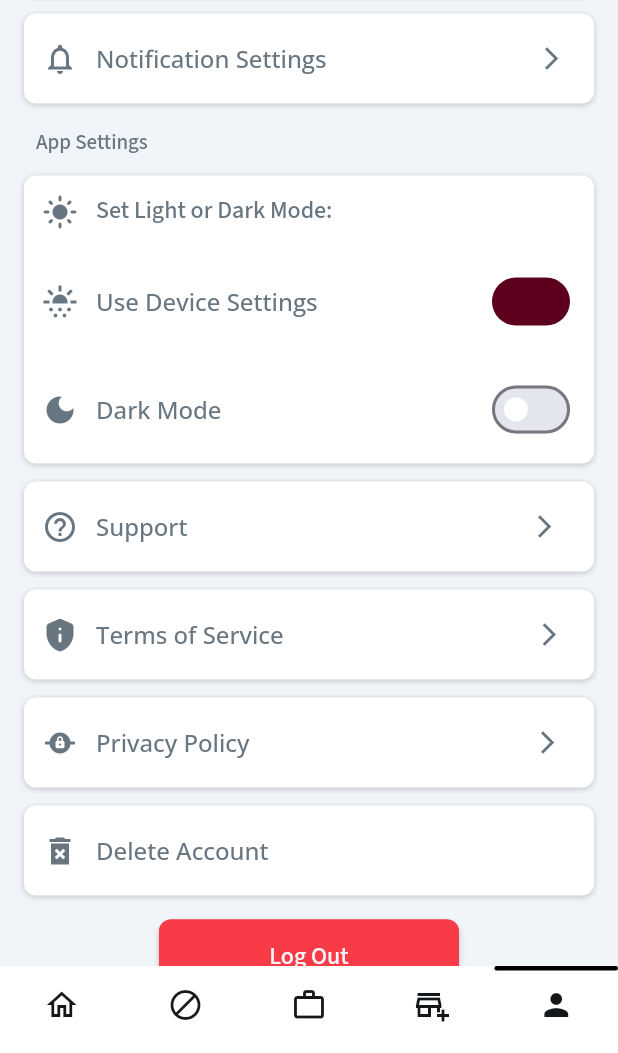
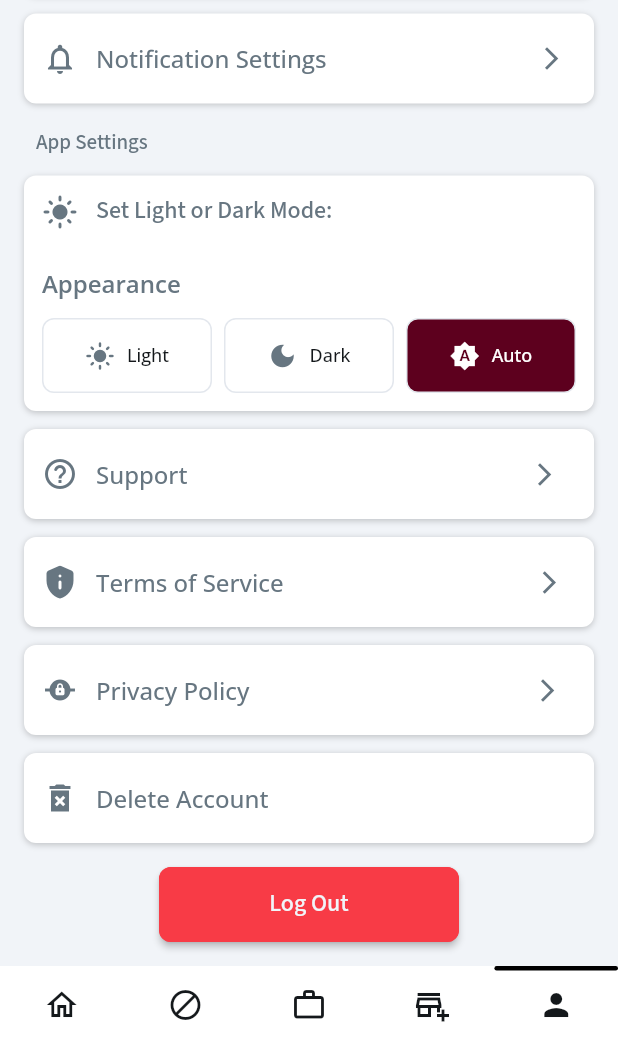
Before and after one commit to ismail-walsh/christian_economy, a Flutter app: the screen it shows once a user with an empty profile is signed in, item 5 of the bottom bar chosen, scrolled down 479 dp, on a phone screen of 412 x 824 dp, the part 183-1236 px from its top. Run offline on Flutter 3.47's test engine with Material 3 defaults, Android fonts, the phone set to English and light mode, and no system bars; drawn by our look-alikes of auto_size_text, flutter_animate; our stand-ins replace cached_network_image, cloud_firestore, dropdown_button2, easy_debounce, equatable, file_picker and 20 more; missing offline and left inert: json_path, mime_type, tutorial_coach_mark; accounts and stored records are empty; network calls fail.

Commit message:
feat: improve UX with better theme toggle and FAB styling
- Redesign theme toggle: Replace two confusing switches with three clear buttons (Light/Dark/Auto)
- Add "Appearance" section header for clarity
- Use segmented control style with icons and clear labels
- Swap FAB button colors back: primary background with white text
- Navbar tab indicator already uses theme-adaptive primaryText color
- My Business search button height already correct at 40.0

Co-Authored-By: Claude Sonnet 4.5 <noreply@anthropic.com>

```diff
--- a/lib/pages/my_businesses/my_businesses_widget.dart
+++ b/lib/pages/my_businesses/my_businesses_widget.dart
@@ -914,17 +914,17 @@ class _MyBusinessesWidgetState extends State<MyBusinessesWidget> {
                 }.withoutNulls,
               );
             },
-            backgroundColor: FlutterFlowTheme.of(context).secondaryBackground,
+            backgroundColor: FlutterFlowTheme.of(context).primary,
             icon: Icon(
               Icons.add_business,
-              color: FlutterFlowTheme.of(context).primaryText,
+              color: Colors.white,
               size: 24.0,
             ),
             label: Text(
               'Add Business',
               style: FlutterFlowTheme.of(context).bodyMedium.override(
                 font: GoogleFonts.sourceSans3(),
-                color: FlutterFlowTheme.of(context).primaryText,
+                color: Colors.white,
                 fontSize: 16.0,
                 letterSpacing: 0.0,
                 fontWeight: FontWeight.w500,
--- a/lib/pages/profile/profile_widget.dart
+++ b/lib/pages/profile/profile_widget.dart
@@ -841,175 +841,180 @@ class _ProfileWidgetState extends State<ProfileWidget>
                                   ],
                                 ),
                               ),
-                              Column(
-                                mainAxisSize: MainAxisSize.max,
+                              // Theme toggle - Three clear options
+                              Padding(
+                                padding: EdgeInsets.all(12.0),
+                                child: Column(
+                                  mainAxisSize: MainAxisSize.min,
+                                  crossAxisAlignment: CrossAxisAlignment.start,
                                   children: [
                                     Padding(
-                                    padding: EdgeInsets.all(12.0),
-                                    child: Row(
-                                      mainAxisSize: MainAxisSize.max,
-                                      children: [
-                                        Icon(
-                                          Icons.sunny_snowing,
-                                          color: FlutterFlowTheme.of(context)
-                                              .secondaryText,
-                                          size: 24.0,
-                                        ),
-                                        Padding(
-                                          padding:
-                                              EdgeInsetsDirectional.fromSTEB(
-                                                  12.0, 0.0, 0.0, 0.0),
+                                      padding: EdgeInsetsDirectional.fromSTEB(0.0, 0.0, 0.0, 12.0),
                                       child: Text(
-                                            'Use Device Settings',
-                                            style: FlutterFlowTheme.of(context)
-                                                .labelLarge
-                                                .override(
-                                                  font: GoogleFonts.openSans(
-                                                    fontWeight:
-                                                        FlutterFlowTheme.of(
-                                                                context)
-                                                            .labelLarge
-                                                            .fontWeight,
-                                                    fontStyle:
-                                                        FlutterFlowTheme.of(
-                                                                context)
-                                                            .labelLarge
-                                                            .fontStyle,
-                                                  ),
+                                        'Appearance',
+                                        style: FlutterFlowTheme.of(context).labelLarge.override(
+                                          font: GoogleFonts.openSans(),
                                           letterSpacing: 0.0,
-                                                  fontWeight:
-                                                      FlutterFlowTheme.of(
-                                                              context)
-                                                          .labelLarge
-                                                          .fontWeight,
-                                                  fontStyle:
-                                                      FlutterFlowTheme.of(
-                                                              context)
-                                                          .labelLarge
-                                                          .fontStyle,
+                                          fontWeight: FontWeight.w600,
                                         ),
                                       ),
                                     ),
+                                    Row(
+                                      mainAxisSize: MainAxisSize.max,
+                                      children: [
+                                        // Light Mode Button
                                         Expanded(
-                                          child: Align(
-                                            alignment:
-                                                AlignmentDirectional(1.0, 0.0),
-                                            child: Switch.adaptive(
-                                              value: _model.systemModeValue!,
-                                              onChanged: (newValue) async {
-                                                safeSetState(() =>
-                                                    _model.systemModeValue =
-                                                        newValue);
-                                                if (newValue) {
-                                                  setDarkModeSetting(context,
-                                                      ThemeMode.system);
+                                          child: InkWell(
+                                            onTap: () async {
+                                              setDarkModeSetting(context, ThemeMode.light);
                                               safeSetState(() {
-                                                    _model.darkModeValue =
-                                                        false;
+                                                _model.systemModeValue = false;
+                                                _model.darkModeValue = false;
                                               });
-                                                }
                                             },
-                                              activeColor:
-                                                  FlutterFlowTheme.of(context)
-                                                      .primary,
-                                              activeTrackColor:
-                                                  FlutterFlowTheme.of(context)
-                                                      .primary,
-                                              inactiveTrackColor:
-                                                  FlutterFlowTheme.of(context)
-                                                      .alternate,
-                                              inactiveThumbColor:
-                                                  FlutterFlowTheme.of(context)
-                                                      .secondaryBackground,
+                                            child: Container(
+                                              height: 50.0,
+                                              decoration: BoxDecoration(
+                                                color: !_model.systemModeValue! && !_model.darkModeValue!
+                                                    ? FlutterFlowTheme.of(context).primary
+                                                    : FlutterFlowTheme.of(context).secondaryBackground,
+                                                borderRadius: BorderRadius.circular(8.0),
+                                                border: Border.all(
+                                                  color: FlutterFlowTheme.of(context).alternate,
+                                                  width: 1.0,
+                                                ),
+                                              ),
+                                              child: Row(
+                                                mainAxisAlignment: MainAxisAlignment.center,
+                                                children: [
+                                                  Icon(
+                                                    Icons.light_mode,
+                                                    color: !_model.systemModeValue! && !_model.darkModeValue!
+                                                        ? Colors.white
+                                                        : FlutterFlowTheme.of(context).secondaryText,
+                                                    size: 20.0,
+                                                  ),
+                                                  SizedBox(width: 8.0),
+                                                  Text(
+                                                    'Light',
+                                                    style: FlutterFlowTheme.of(context).bodyMedium.override(
+                                                      font: GoogleFonts.openSans(),
+                                                      color: !_model.systemModeValue! && !_model.darkModeValue!
+                                                          ? Colors.white
+                                                          : FlutterFlowTheme.of(context).primaryText,
+                                                      letterSpacing: 0.0,
+                                                      fontWeight: FontWeight.w500,
+                                                    ),
+                                                  ),
+                                                ],
+                                              ),
+                                            ),
+                                          ),
+                                        ),
+                                        SizedBox(width: 8.0),
+                                        // Dark Mode Button
+                                        Expanded(
+                                          child: InkWell(
+                                            onTap: () async {
+                                              setDarkModeSetting(context, ThemeMode.dark);
+                                              safeSetState(() {
+                                                _model.systemModeValue = false;
+                                                _model.darkModeValue = true;
+                                              });
+                                            },
+                                            child: Container(
+                                              height: 50.0,
+                                              decoration: BoxDecoration(
+                                                color: !_model.systemModeValue! && _model.darkModeValue!
+                                                    ? FlutterFlowTheme.of(context).primary
+                                                    : FlutterFlowTheme.of(context).secondaryBackground,
+                                                borderRadius: BorderRadius.circular(8.0),
+                                                border: Border.all(
+                                                  color: FlutterFlowTheme.of(context).alternate,
+                                                  width: 1.0,
+                                                ),
+                                              ),
+                                              child: Row(
+                                                mainAxisAlignment: MainAxisAlignment.center,
+                                                children: [
+                                                  Icon(
+                                                    Icons.dark_mode,
+                                                    color: !_model.systemModeValue! && _model.darkModeValue!
+                                                        ? Colors.white
+                                                        : FlutterFlowTheme.of(context).secondaryText,
+                                                    size: 20.0,
+                                                  ),
+                                                  SizedBox(width: 8.0),
+                                                  Text(
+                                                    'Dark',
+                                                    style: FlutterFlowTheme.of(context).bodyMedium.override(
+                                                      font: GoogleFonts.openSans(),
+                                                      color: !_model.systemModeValue! && _model.darkModeValue!
+                                                          ? Colors.white
+                                                          : FlutterFlowTheme.of(context).primaryText,
+                                                      letterSpacing: 0.0,
+                                                      fontWeight: FontWeight.w500,
+                                                    ),
+                                                  ),
+                                                ],
+                                              ),
+                                            ),
+                                          ),
+                                        ),
+                                        SizedBox(width: 8.0),
+                                        // Auto Mode Button
+                                        Expanded(
+                                          child: InkWell(
+                                            onTap: () async {
+                                              setDarkModeSetting(context, ThemeMode.system);
+                                              safeSetState(() {
+                                                _model.systemModeValue = true;
+                                                _model.darkModeValue = false;
+                                              });
+                                            },
+                                            child: Container(
+                                              height: 50.0,
+                                              decoration: BoxDecoration(
+                                                color: _model.systemModeValue!
+                                                    ? FlutterFlowTheme.of(context).primary
+                                                    : FlutterFlowTheme.of(context).secondaryBackground,
+                                                borderRadius: BorderRadius.circular(8.0),
+                                                border: Border.all(
+                                                  color: FlutterFlowTheme.of(context).alternate,
+                                                  width: 1.0,
+                                                ),
+                                              ),
+                                              child: Row(
+                                                mainAxisAlignment: MainAxisAlignment.center,
+                                                children: [
+                                                  Icon(
+                                                    Icons.brightness_auto,
+                                                    color: _model.systemModeValue!
+                                                        ? Colors.white
+                                                        : FlutterFlowTheme.of(context).secondaryText,
+                                                    size: 20.0,
+                                                  ),
+                                                  SizedBox(width: 8.0),
+                                                  Text(
+                                                    'Auto',
+                                                    style: FlutterFlowTheme.of(context).bodyMedium.override(
+                                                      font: GoogleFonts.openSans(),
+                                                      color: _model.systemModeValue!
+                                                          ? Colors.white
+                                                          : FlutterFlowTheme.of(context).primaryText,
+                                                      letterSpacing: 0.0,
+                                                      fontWeight: FontWeight.w500,
+                                                    ),
+                                                  ),
+                                                ],
+                                              ),
                                             ),
                                           ),
                                         ),
                                       ],
                                     ),
-                                  ),
-                                  Padding(
-                                    padding: EdgeInsets.all(12.0),
-                                    child: Row(
-                                      mainAxisSize: MainAxisSize.max,
-                                      children: [
-                                        Icon(
-                                          Icons.dark_mode,
-                                          color: FlutterFlowTheme.of(context)
-                                              .secondaryText,
-                                          size: 24.0,
-                                        ),
-                                        Padding(
-                                          padding:
-                                              EdgeInsetsDirectional.fromSTEB(
-                                                  12.0, 0.0, 0.0, 0.0),
-                                          child: Text(
-                                            'Dark Mode',
-                                            style: FlutterFlowTheme.of(context)
-                                                .labelLarge
-                                                .override(
-                                                  font: GoogleFonts.openSans(
-                                                    fontWeight:
-                                                        FlutterFlowTheme.of(
-                                                                context)
-                                                            .labelLarge
-                                                            .fontWeight,
-                                                    fontStyle:
-                                                        FlutterFlowTheme.of(
-                                                                context)
-                                                            .labelLarge
-                                                            .fontStyle,
-                                                  ),
-                                                  letterSpacing: 0.0,
-                                                  fontWeight:
-                                                      FlutterFlowTheme.of(
-                                                              context)
-                                                          .labelLarge
-                                                          .fontWeight,
-                                                  fontStyle:
-                                                      FlutterFlowTheme.of(
-                                                              context)
-                                                          .labelLarge
-                                                          .fontStyle,
-                                                ),
-                                          ),
-                                        ),
-                                        Expanded(
-                                          child: Align(
-                                            alignment:
-                                                AlignmentDirectional(1.0, 0.0),
-                                            child: Switch.adaptive(
-                                              value: _model.darkModeValue!,
-                                              onChanged: (newValue) async {
-                                                safeSetState(() => _model
-                                                    .darkModeValue = newValue);
-                                                if (newValue) {
-                                                  setDarkModeSetting(
-                                                      context, ThemeMode.dark);
-                                                  safeSetState(() {
-                                                    _model.systemModeValue =
-                                                        false;
-                                                  });
-                                                }
-                                              },
-                                              activeColor:
-                                                  FlutterFlowTheme.of(context)
-                                                      .primary,
-                                              activeTrackColor:
-                                                  FlutterFlowTheme.of(context)
-                                                      .primary,
-                                              inactiveTrackColor:
-                                                  FlutterFlowTheme.of(context)
-                                                      .alternate,
-                                              inactiveThumbColor:
-                                                  FlutterFlowTheme.of(context)
-                                                      .secondaryBackground,
-                                            ),
-                                          ),
-                                        ),
                                   ],
                                 ),
-                                  ),
-                                ],
                               ),
                             ],
                           ),
--- a/pubspec.yaml
+++ b/pubspec.yaml
@@ -15,7 +15,7 @@ publish_to: 'none' # Remove this line if you wish to publish to pub.dev
 # In iOS, build-name is used as CFBundleShortVersionString while build-number used as CFBundleVersion.
 # Read more about iOS versioning at
 # https://developer.apple.com/library/archive/documentation/General/Reference/InfoPlistKeyReference/Articles/CoreFoundationKeys.html
-version: 1.0.2+49
+version: 1.0.2+50
 
 environment:
   sdk: ">=3.0.0 <4.0.0"
```
Also changed, not shown: 2 other files. Lines whose indentation alone changed are shown as unchanged.
